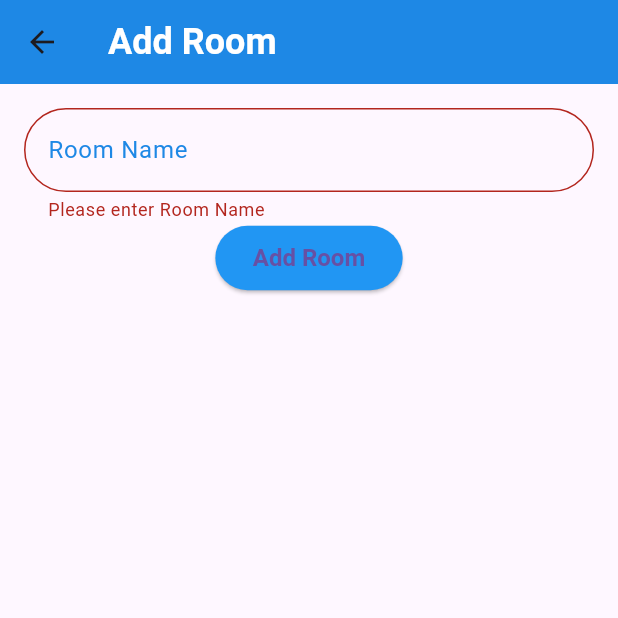
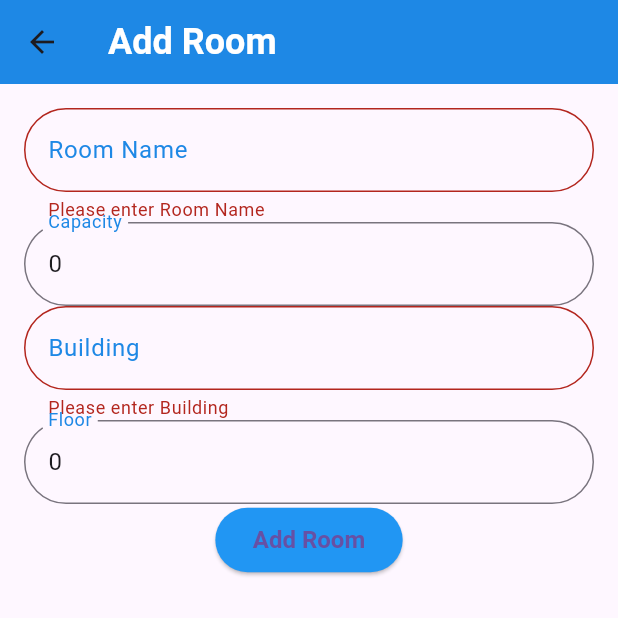
Before and after one commit to imenmoula/frontend_flutter, a Flutter app: the AddRoomPage screen opened directly, after a tap on "Add Room", on a phone screen of 412 x 824 dp, the top half of it. Run offline on Flutter 3.47's test engine with Material 3 defaults, Android fonts, the phone set to English and light mode, and no system bars.

Commit message:
fix anything

```diff
--- a/lib/AddRoomPage.dart
+++ b/lib/AddRoomPage.dart
@@ -51,15 +51,23 @@ class _AddRoomPageState extends State<AddRoomPage> {
         'floor': floor,
       };
 
-      final success = widget.room == null
-          ? await apiService.addRoom(roomId, roomName, capacity, building, floor)
-          : await apiService.editRoom(roomId, data);
+      print('Données envoyées : $data'); // Vérification des données envoyées
 
+      bool success;
+
+      // Appel de la méthode d'ajout ou d'édition de salle
+      if (widget.room == null) {
+        success = await apiService.addRoom(roomId, roomName, capacity, building, floor);
+      } else {
+        success = await apiService.editRoom(roomId, data);
+      }
+
+      // Affichage du résultat
       if (success) {
         ScaffoldMessenger.of(context).showSnackBar(
           SnackBar(content: Text('Room saved successfully!')),
         );
-        Navigator.pop(context);
+        Navigator.pop(context);  // Retour à l'écran précédent
       } else {
         ScaffoldMessenger.of(context).showSnackBar(
           SnackBar(content: Text('Failed to save room.')),
@@ -67,6 +75,8 @@ class _AddRoomPageState extends State<AddRoomPage> {
       }
     }
   }
+
+
 
   @override
   Widget build(BuildContext context) {
@@ -84,7 +94,26 @@ class _AddRoomPageState extends State<AddRoomPage> {
                 onSaved: (value) => roomName = value!,
                 validator: (value) => value!.isEmpty ? 'Please enter Room Name' : null,
               ),
-              // Add other form fields here...
+              TextFormField(
+                initialValue: capacity.toString(),
+                decoration: InputDecoration(labelText: 'Capacity'),
+                keyboardType: TextInputType.number,
+                onSaved: (value) => capacity = int.parse(value!),
+                validator: (value) => value!.isEmpty ? 'Please enter Capacity' : null,
+              ),
+              TextFormField(
+                initialValue: building,
+                decoration: InputDecoration(labelText: 'Building'),
+                onSaved: (value) => building = value!,
+                validator: (value) => value!.isEmpty ? 'Please enter Building' : null,
+              ),
+              TextFormField(
+                initialValue: floor.toString(),
+                decoration: InputDecoration(labelText: 'Floor'),
+                keyboardType: TextInputType.number,
+                onSaved: (value) => floor = int.parse(value!),
+                validator: (value) => value!.isEmpty ? 'Please enter Floor' : null,
+              ),
               ElevatedButton(
                 onPressed: _submitForm,
                 child: Text(widget.room == null ? 'Add Room' : 'Save Changes'),
```
Also changed, not shown: lib/services/api_service.dart (+24 -13 lines).
